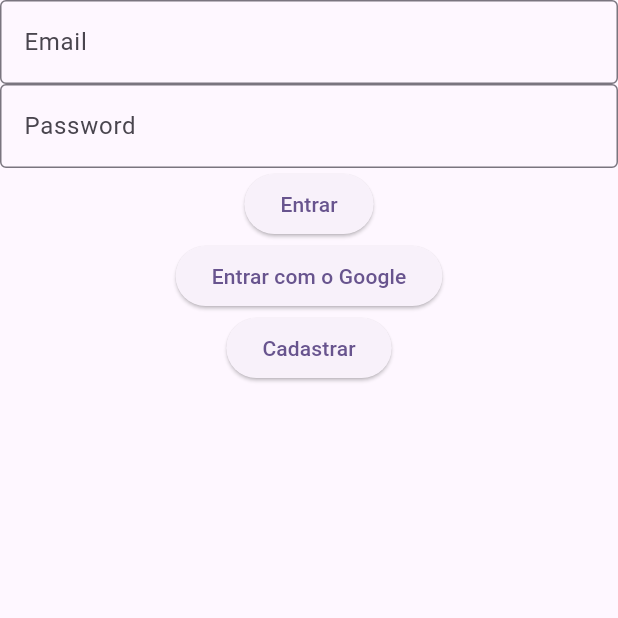
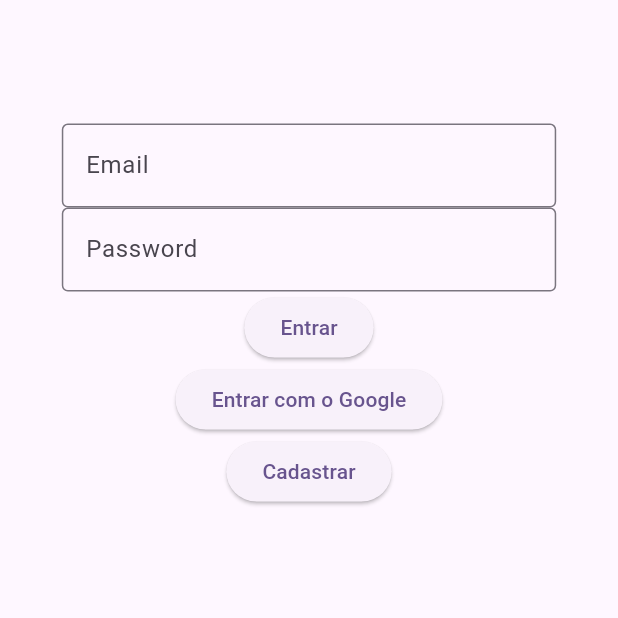
Before and after one commit to thales-goncalves3/projeto-tcc, a Flutter app: the screen it shows after launch, on a phone screen of 412 x 824 dp, the top half of it. Run offline on Flutter 3.47's test engine with Material 2 defaults, Android fonts, the phone set to English and light mode, and no system bars; our stand-ins replace auto_size_text, cloud_firestore, firebase_auth, firebase_core, firebase_database, font_awesome_flutter and 3 more; missing offline and left inert: qr_code_scanner; accounts and stored records are empty; generated files the repository leaves out were written again.

Commit message:
centralizando login

```diff
--- a/lib/pages/login_page.dart
+++ b/lib/pages/login_page.dart
@@ -29,6 +29,9 @@ class _LoginPageState extends State<LoginPage> {
           key: formKey,
           autovalidateMode: AutovalidateMode.disabled,
           child: Center(
+            child: SizedBox(
+              height: MediaQuery.of(context).size.height * .8,
+              width: MediaQuery.of(context).size.width * .8,
               child: Column(
                 children: [
                   TextFormField(
@@ -144,6 +147,7 @@ class _LoginPageState extends State<LoginPage> {
             ),
           ),
         ),
+      ),
     );
   }
 }
```
Also changed, not shown: 1 other file. Lines whose indentation alone changed are shown as unchanged.
